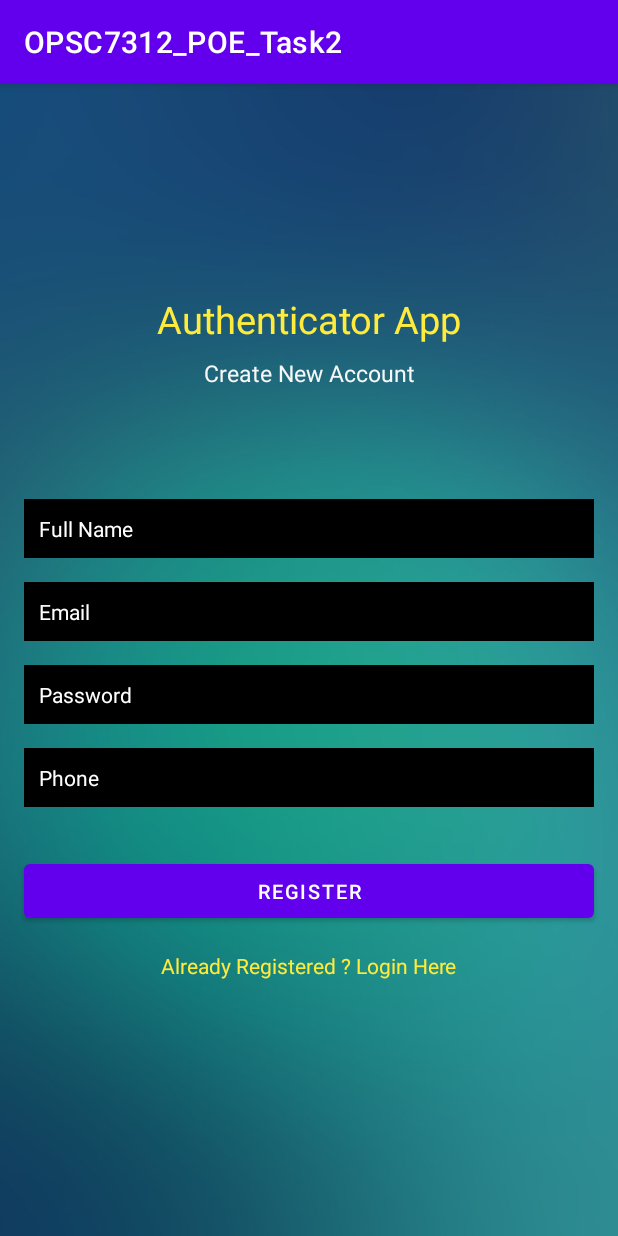
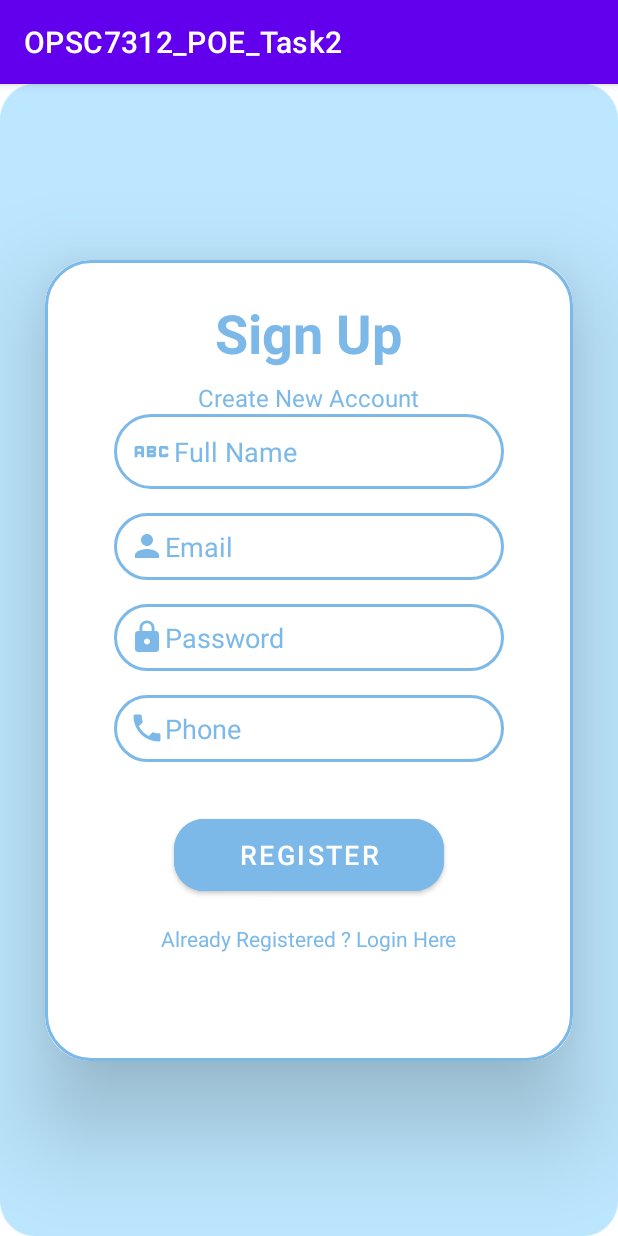
Before and after one commit to AidenBosman124/OPSC7312_POE_Task2, an Android app: the screen it shows after launch (Register), after a tap on "REGISTER", on a phone screen of 412 x 824 dp. Run offline under Robolectric (Android 15) with nearby library versions, the phone set to English and light mode, and no system bars; our stand-ins replace Firebase (no records; nobody signed in at launch, a user with empty details on screens opened directly).

Commit message:
design register and login

```diff
--- /dev/null
+++ b/app/src/main/res/drawable/baseline_abc_24.xml
@@ -0,0 +1,5 @@
+<vector android:height="30dp" android:tint="@color/light_blue"
+    android:viewportHeight="24" android:viewportWidth="24"
+    android:width="30dp" xmlns:android="http://schemas.android.com/apk/res/android">
+    <path android:fillColor="@android:color/white" android:pathData="M21,11h-1.5v-0.5h-2v3h2V13H21v1c0,0.55 -0.45,1 -1,1h-3c-0.55,0 -1,-0.45 -1,-1v-4c0,-0.55 0.45,-1 1,-1h3c0.55,0 1,0.45 1,1V11zM8,10v5H6.5v-1.5h-2V15H3v-5c0,-0.55 0.45,-1 1,-1h3C7.55,9 8,9.45 8,10zM6.5,10.5h-2V12h2V10.5zM13.5,12c0.55,0 1,0.45 1,1v1c0,0.55 -0.45,1 -1,1h-4V9h4c0.55,0 1,0.45 1,1v1C14.5,11.55 14.05,12 13.5,12zM11,10.5v0.75h2V10.5H11zM13,12.75h-2v0.75h2V12.75z"/>
+</vector>
--- /dev/null
+++ b/app/src/main/res/drawable/baseline_local_phone_24.xml
@@ -0,0 +1,5 @@
+<vector android:height="24dp" android:tint="@color/light_blue"
+    android:viewportHeight="24" android:viewportWidth="24"
+    android:width="24dp" xmlns:android="http://schemas.android.com/apk/res/android">
+    <path android:fillColor="@android:color/white" android:pathData="M6.62,10.79c1.44,2.83 3.76,5.14 6.59,6.59l2.2,-2.2c0.27,-0.27 0.67,-0.36 1.02,-0.24 1.12,0.37 2.33,0.57 3.57,0.57 0.55,0 1,0.45 1,1V20c0,0.55 -0.45,1 -1,1 -9.39,0 -17,-7.61 -17,-17 0,-0.55 0.45,-1 1,-1h3.5c0.55,0 1,0.45 1,1 0,1.25 0.2,2.45 0.57,3.57 0.11,0.35 0.03,0.74 -0.25,1.02l-2.2,2.2z"/>
+</vector>
--- a/app/src/main/res/layout/activity_register.xml
+++ b/app/src/main/res/layout/activity_register.xml
@@ -4,16 +4,38 @@
     xmlns:tools="http://schemas.android.com/tools"
     android:layout_width="match_parent"
     android:layout_height="match_parent"
-    android:background="@drawable/walpaper"
+    android:background="@drawable/bkgimg"
     tools:context=".Register">
+
+    <androidx.cardview.widget.CardView
+        android:layout_width="match_parent"
+        android:layout_height="wrap_content"
+        android:layout_margin="30dp"
+        android:layout_marginStart="30dp"
+        android:layout_marginEnd="30dp"
+        app:cardCornerRadius="30dp"
+        app:cardElevation="40dp"
+        app:layout_constraintBottom_toBottomOf="parent"
+        app:layout_constraintEnd_toEndOf="parent"
+        app:layout_constraintStart_toStartOf="parent"
+        app:layout_constraintTop_toTopOf="parent">
+
+    <LinearLayout
+        android:layout_width="match_parent"
+        android:layout_height="wrap_content"
+        android:background="@drawable/custom_edittext"
+        android:gravity="center_horizontal"
+        android:orientation="vertical"
+        android:padding="24dp">
 
     <TextView
         android:id="@+id/textView"
         android:layout_width="wrap_content"
         android:layout_height="wrap_content"
-        android:text="Authenticator App"
-        android:textColor="#FFEB3B"
-        android:textSize="25sp"
+        android:text="Sign Up"
+        android:textColor="@color/light_blue"
+        android:textSize="36sp"
+        android:textStyle="bold"
         app:layout_constraintBottom_toBottomOf="parent"
         app:layout_constraintEnd_toEndOf="parent"
         app:layout_constraintStart_toStartOf="parent"
@@ -26,26 +48,27 @@
         android:layout_height="wrap_content"
         android:layout_marginTop="8dp"
         android:text="Create New Account"
-        android:textColor="#F7F7F8"
-        android:textSize="15sp"
+        android:textColor="@color/light_blue"
+        android:textSize="16sp"
         app:layout_constraintEnd_toEndOf="parent"
         app:layout_constraintStart_toStartOf="parent"
         app:layout_constraintTop_toBottomOf="@+id/textView" />
 
     <EditText
         android:id="@+id/fullName"
-        android:layout_width="0dp"
+        android:layout_width="260dp"
         android:layout_height="wrap_content"
         android:layout_marginStart="16dp"
         android:layout_marginEnd="16dp"
-        android:background="@android:color/black"
+        android:background="@drawable/custom_edittext"
         android:ems="10"
         android:hint="Full Name"
+        android:drawableLeft="@drawable/baseline_abc_24"
         android:inputType="textPersonName"
         android:padding="10dp"
-        android:textColor="#FFFFFF"
-        android:textColorHint="#FFFFFF"
-        android:textSize="14sp"
+        android:textColor="@color/light_blue"
+        android:textColorHint="@color/light_blue"
+        android:textSize="18sp"
         app:layout_constraintBottom_toBottomOf="parent"
         app:layout_constraintEnd_toEndOf="parent"
         app:layout_constraintStart_toStartOf="parent"
@@ -54,18 +77,19 @@
 
     <EditText
         android:id="@+id/Email"
-        android:layout_width="0dp"
+        android:layout_width="260dp"
         android:layout_height="wrap_content"
         android:layout_marginStart="16dp"
         android:layout_marginTop="16dp"
         android:layout_marginEnd="16dp"
         android:ems="10"
         android:hint="Email"
-        android:background="@android:color/black"
+        android:drawableLeft="@drawable/baseline_person_24"
+        android:background="@drawable/custom_edittext"
         android:padding="10dp"
-        android:textColor="#FFFFFF"
-        android:textColorHint="#FFFFFF"
-        android:textSize="14sp"
+        android:textColor="@color/light_blue"
+        android:textColorHint="@color/light_blue"
+        android:textSize="18sp"
         android:inputType="textEmailAddress"
         app:layout_constraintEnd_toEndOf="parent"
         app:layout_constraintStart_toStartOf="parent"
@@ -73,7 +97,7 @@
 
     <EditText
         android:id="@+id/password"
-        android:layout_width="0dp"
+        android:layout_width="260dp"
         android:layout_height="wrap_content"
         android:layout_marginStart="16dp"
         android:layout_marginTop="16dp"
@@ -81,17 +105,18 @@
         android:ems="10"
         android:inputType="textPassword"
         android:hint="Password"
-        android:background="@android:color/black"
+        android:drawableLeft="@drawable/baseline_lock_24"
+        android:background="@drawable/custom_edittext"
         android:padding="10dp"
-        android:textColor="#FFFFFF"
-        android:textColorHint="#FFFFFF"
-        android:textSize="14sp"
+        android:textColor="@color/light_blue"
+        android:textColorHint="@color/light_blue"
+        android:textSize="18sp"
         app:layout_constraintEnd_toEndOf="parent"
         app:layout_constraintStart_toStartOf="parent"
         app:layout_constraintTop_toBottomOf="@+id/Email" />
     <EditText
         android:id="@+id/phone"
-        android:layout_width="0dp"
+        android:layout_width="260dp"
         android:layout_height="wrap_content"
         android:layout_marginStart="16dp"
         android:layout_marginTop="16dp"
@@ -99,24 +124,27 @@
         android:ems="10"
         android:inputType="textPhonetic"
         android:hint="Phone"
-        android:background="@android:color/black"
+        android:drawableLeft="@drawable/baseline_local_phone_24"
+        android:background="@drawable/custom_edittext"
         android:padding="10dp"
-        android:textColor="#FFFFFF"
-        android:textColorHint="#FFFFFF"
-        android:textSize="14sp"
+        android:textColor="@color/light_blue"
+        android:textColorHint="@color/light_blue"
+        android:textSize="18sp"
         app:layout_constraintEnd_toEndOf="parent"
         app:layout_constraintStart_toStartOf="parent"
         app:layout_constraintTop_toBottomOf="@+id/password" />
 
     <Button
         android:id="@+id/registerBtn"
-        android:layout_width="0dp"
-        android:layout_height="wrap_content"
+        android:layout_width="180dp"
+        android:layout_height="60dp"
         android:layout_marginStart="16dp"
         android:layout_marginTop="32dp"
         android:layout_marginEnd="16dp"
         android:text="Register"
-        android:textSize="13sp"
+        android:textSize="18sp"
+        app:cornerRadius="20dp"
+        android:backgroundTint="@color/light_blue"
         app:layout_constraintEnd_toEndOf="parent"
         app:layout_constraintStart_toStartOf="parent"
         app:layout_constraintTop_toBottomOf="@+id/phone" />
@@ -127,7 +155,7 @@
         android:layout_height="wrap_content"
         android:layout_marginTop="16dp"
         android:text="Already Registered ? Login Here"
-        android:textColor="#FFEB3B"
+        android:textColor="@color/light_blue"
         app:layout_constraintEnd_toEndOf="parent"
         app:layout_constraintStart_toStartOf="parent"
         app:layout_constraintTop_toBottomOf="@+id/registerBtn" />
@@ -144,5 +172,6 @@
         app:layout_constraintTop_toBottomOf="@+id/createText"
         app:layout_constraintVertical_bias="0.26" />
 
-
+    </LinearLayout>
+    </androidx.cardview.widget.CardView>
 </androidx.constraintlayout.widget.ConstraintLayout>
```
Also changed, not shown: app/src/main/res/layout/activity_login.xml (+50 -22 lines).
